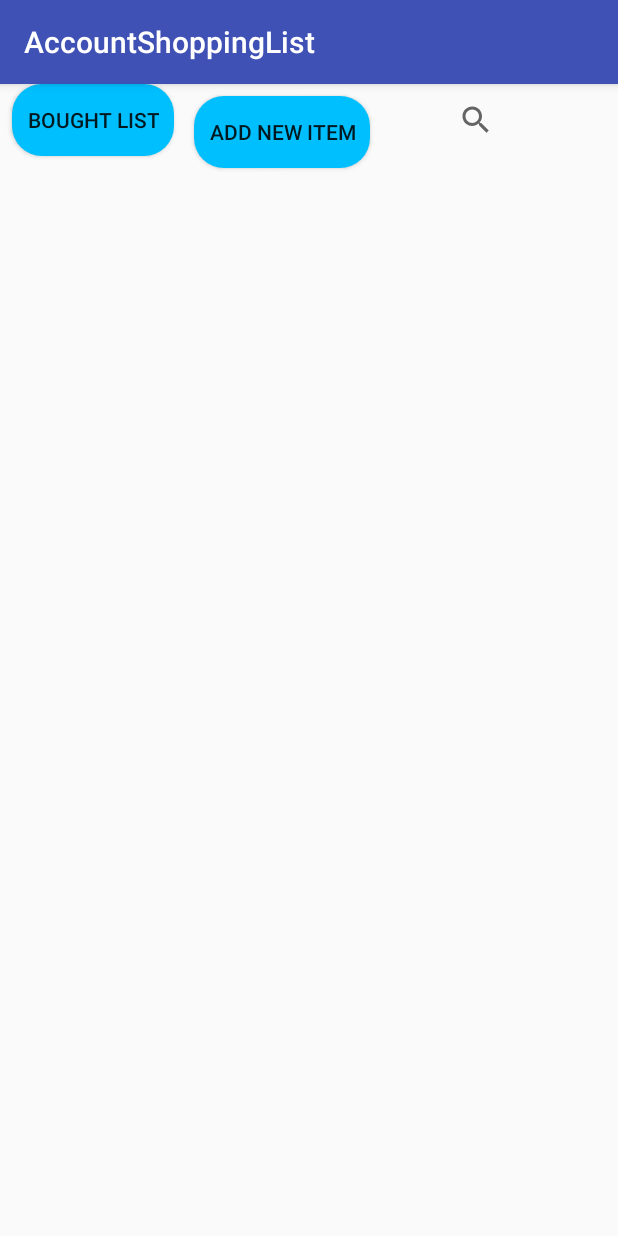
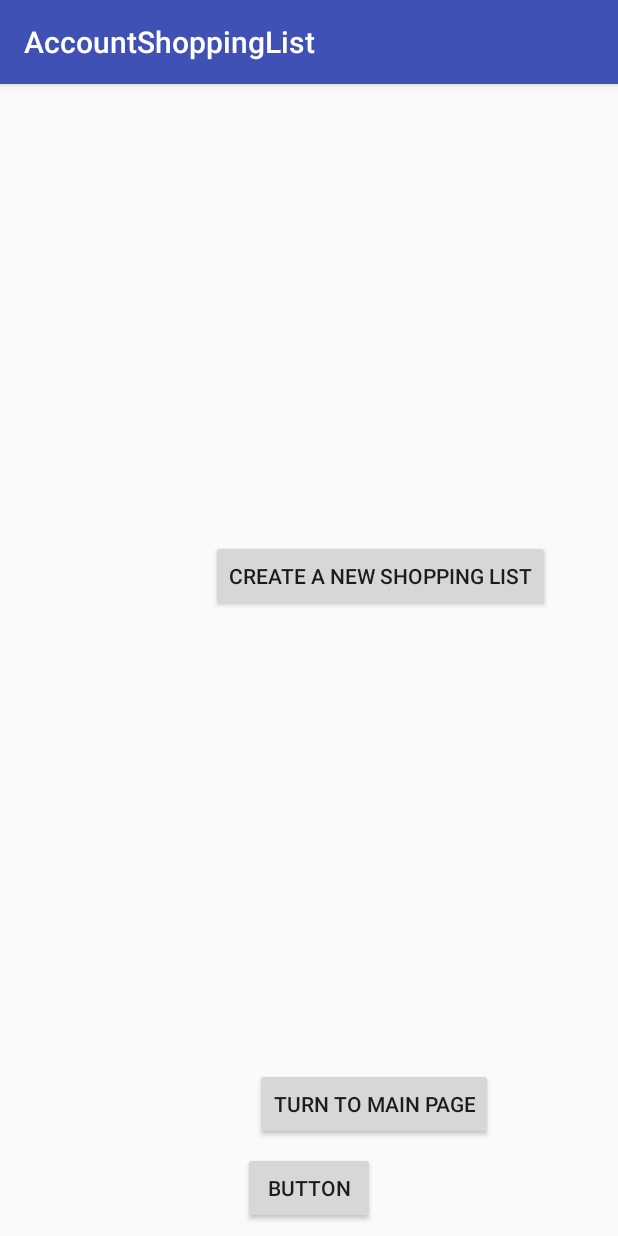
Before and after one commit to caihua2400/AccountShoppingList, an Android app: the screen it shows after launch (MainActivity before the commit, GuideActivity after it), on a phone screen of 412 x 824 dp. Run offline under Robolectric (Android 15) with nearby library versions, the phone set to English and light mode, and no system bars.

```diff
--- /dev/null
+++ b/app/src/main/java/com/example/owner/accountshoppinglist/GuideActivity.java
@@ -0,0 +1,24 @@
+package com.example.owner.accountshoppinglist;
+
+import android.content.Intent;
+import android.support.v7.app.AppCompatActivity;
+import android.os.Bundle;
+import android.view.View;
+import android.widget.Button;
+
+public class GuideActivity extends AppCompatActivity {
+
+    @Override
+    protected void onCreate(Bundle savedInstanceState) {
+        super.onCreate(savedInstanceState);
+        setContentView(R.layout.activity_guide);
+        Button button= findViewById(R.id.button_go_to_main);
+        button.setOnClickListener(new View.OnClickListener() {
+            @Override
+            public void onClick(View view) {
+                Intent intent=new Intent(GuideActivity.this,MainActivity.class);
+                startActivity(intent);
+            }
+        });
+    }
+}
--- /dev/null
+++ b/app/src/main/res/layout/activity_guide.xml
@@ -0,0 +1,44 @@
+<?xml version="1.0" encoding="utf-8"?>
+<android.support.constraint.ConstraintLayout xmlns:android="http://schemas.android.com/apk/res/android"
+    xmlns:app="http://schemas.android.com/apk/res-auto"
+    xmlns:tools="http://schemas.android.com/tools"
+    android:layout_width="match_parent"
+    android:layout_height="match_parent"
+    tools:context=".GuideActivity">
+
+
+    <Button
+        android:id="@+id/button"
+        android:layout_width="wrap_content"
+        android:layout_height="wrap_content"
+        android:layout_marginBottom="8dp"
+        android:layout_marginStart="8dp"
+        android:layout_marginTop="8dp"
+        android:text="Create a New shopping list"
+        app:layout_constraintBottom_toTopOf="@+id/button_go_to_main"
+        app:layout_constraintEnd_toEndOf="@+id/button_go_to_main"
+        app:layout_constraintStart_toStartOf="@+id/button_go_to_main"
+        app:layout_constraintTop_toTopOf="parent" />
+
+    <Button
+        android:id="@+id/button_go_to_main"
+        android:layout_width="wrap_content"
+        android:layout_height="wrap_content"
+        android:layout_marginBottom="8dp"
+        android:layout_marginStart="8dp"
+        android:text="turn to main page"
+        app:layout_constraintBottom_toTopOf="@+id/button3"
+        app:layout_constraintStart_toStartOf="@+id/button3" />
+
+    <Button
+        android:id="@+id/button3"
+        android:layout_width="wrap_content"
+        android:layout_height="wrap_content"
+        android:layout_marginBottom="8dp"
+        android:layout_marginEnd="8dp"
+        android:layout_marginStart="8dp"
+        android:text="Button"
+        app:layout_constraintBottom_toBottomOf="parent"
+        app:layout_constraintEnd_toEndOf="parent"
+        app:layout_constraintStart_toStartOf="parent" />
+</android.support.constraint.ConstraintLayout>
```
Also changed, not shown: app/src/main/AndroidManifest.xml (+11 -6 lines), app/src/main/java/com/example/owner/accountshoppinglist/MainListAdapter.java (+47 -25 lines).
